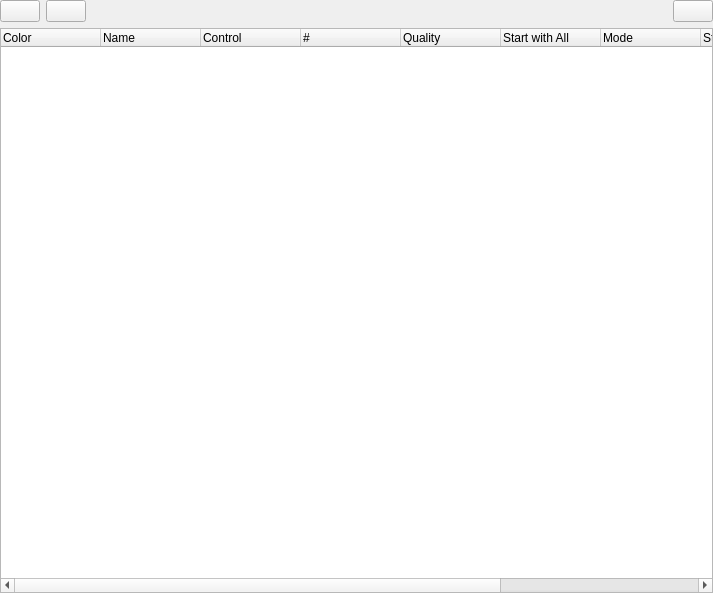
The window that cedar/processing/gui/SimulationControl.ui (cedar/cedar) describes before a commit, drawn with Qt 5.
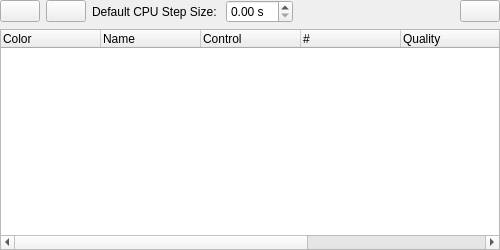
The same window after the commit. Icons and pictures are not drawn. Custom widgets are drawn as their Qt base class.

Commit message: Initial Commit. Reworked the GUI and invented an alternative way to step in the FakeDT mode. This is still work in progress and subject to change. Most importantly the whole branch has to be checked for thread safety in the long run.

```diff
--- a/cedar/processing/gui/SimulationControl.ui
+++ b/cedar/processing/gui/SimulationControl.ui
@@ -6,8 +6,8 @@
    <rect>
     <x>0</x>
     <y>0</y>
-    <width>713</width>
-    <height>593</height>
+    <width>500</width>
+    <height>250</height>
    </rect>
   </property>
   <property name="windowTitle">
@@ -42,17 +42,18 @@
       </widget>
      </item>
      <item>
-      <spacer name="horizontalSpacer">
-       <property name="orientation">
-        <enum>Qt::Horizontal</enum>
+      <widget class="QLabel" name="mpSpinBoxLabel">
+      <property name="text">
+       <string>Default CPU Step Size: </string>
+      </property>
+      </widget>
+     </item>
+     <item>
+      <widget class="QDoubleSpinBox" name="mpCPUStepSpinBox">
+       <property name="suffix">
+        <string> s</string>
        </property>
-       <property name="sizeHint" stdset="0">
-        <size>
-         <width>40</width>
-         <height>20</height>
-        </size>
-       </property>
-      </spacer>
+      </widget>
      </item>
      <item>
       <spacer name="horizontalSpacer_2">
@@ -61,7 +62,7 @@
        </property>
        <property name="sizeHint" stdset="0">
         <size>
-         <width>10</width>
+         <width>1</width>
          <height>20</height>
         </size>
        </property>
@@ -126,22 +127,12 @@
      </column>
      <column>
       <property name="text">
-       <string>Mode</string>
+       <string>CPU Step Size</string>
       </property>
      </column>
      <column>
       <property name="text">
-       <string>Step Size</string>
-      </property>
-     </column>
-     <column>
-      <property name="text">
-       <string>Fake Euler Step</string>
-      </property>
-     </column>
-     <column>
-      <property name="text">
-       <string>Minimum Sleep Time</string>
+       <string>Use Default CPU Step</string>
       </property>
      </column>
     </widget>
```
Left out of the diff: 2 changed lines with no effect on the pictures. The commit also changes 22 other files.
